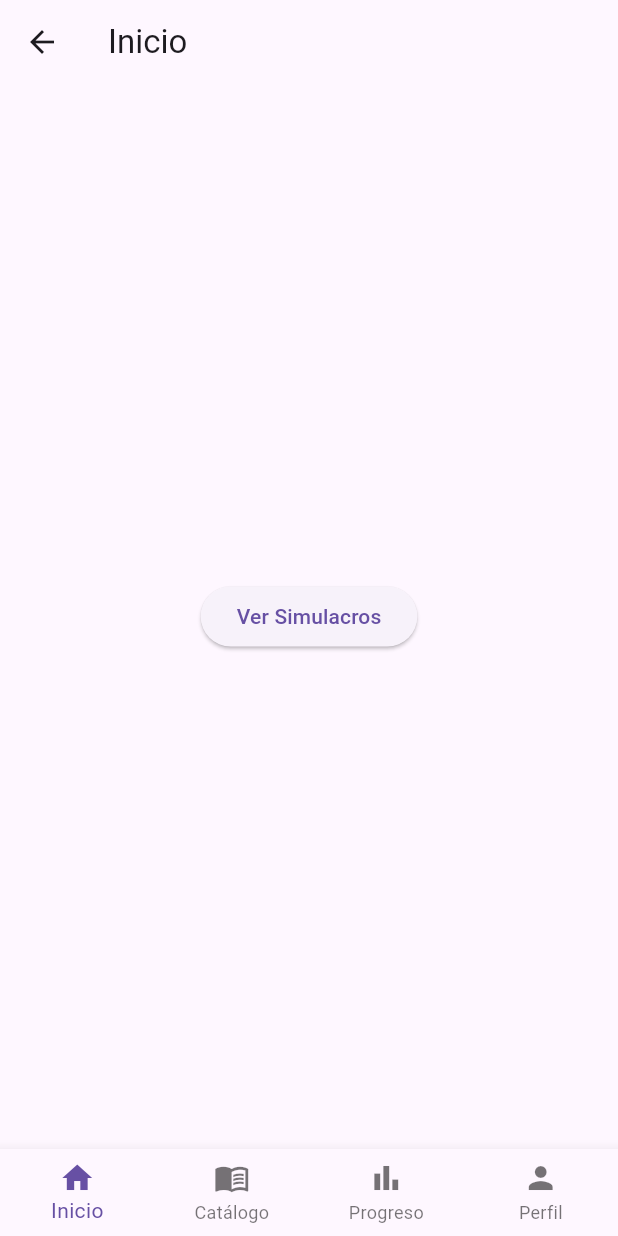
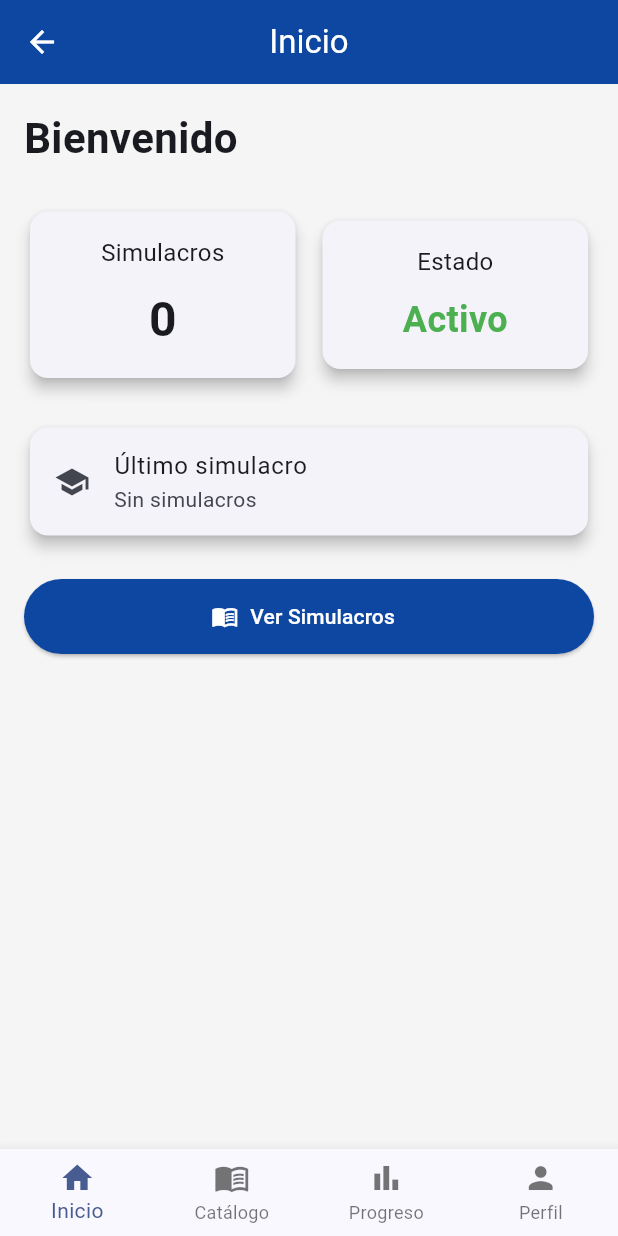
Before and after one commit to SamiIllayuq-web/amauta2, a Flutter app: the HomeScreen screen opened by its route, on a phone screen of 412 x 824 dp. Run offline on Flutter 3.47's test engine with Material 3 defaults, Android fonts, the phone set to English and light mode, and no system bars; our stand-ins replace shared_preferences; accounts and stored records are empty.

Commit message:
style , theme global y design

```diff
--- a/lib/main.dart
+++ b/lib/main.dart
@@ -9,6 +9,7 @@ import 'screens/result_screen.dart';
 import 'screens/progress_screen.dart';
 import 'screens/register_screen.dart';
 import 'screens/profile_screen.dart';
+import 'theme/app_theme.dart';
 void main() {
   runApp(const MyApp());
 }
@@ -20,6 +21,7 @@ class MyApp extends StatelessWidget {
   Widget build(BuildContext context) {
     return MaterialApp(
       debugShowCheckedModeBanner: false,
+      theme: AppTheme.lightTheme(),
       title: 'ADMISION AMAUTA',
       initialRoute: '/',
       routes: {
--- a/lib/screens/home_screen.dart
+++ b/lib/screens/home_screen.dart
@@ -1,42 +1,178 @@
 import 'package:flutter/material.dart';
-import '../widgets/bottom_nav.dart';
+
+import '../services/preferences_service.dart';
 import '../widgets/bottom_nav.dart';
 
-class HomeScreen extends StatelessWidget {
-
+class HomeScreen extends StatefulWidget {
   const HomeScreen({super.key});
 
   @override
+  State<HomeScreen> createState() => _HomeScreenState();
+}
+
+class _HomeScreenState extends State<HomeScreen> {
+  int total = 0;
+  String lastExam = "Sin simulacros";
+
+  @override
+  void initState() {
+    super.initState();
+    loadDashboard();
+  }
+
+  Future<void> loadDashboard() async {
+    final exams = await PreferencesService.totalExams();
+    final last = await PreferencesService.lastExam();
+
+    setState(() {
+      total = exams;
+      lastExam = last;
+    });
+  }
+
+  @override
   Widget build(BuildContext context) {
-
     return Scaffold(
-
-      bottomNavigationBar:
-    const BottomNav(
-      currentIndex: 0,
-),
-
       appBar: AppBar(
         title: const Text("Inicio"),
       ),
 
-      body: Center(
+      body: Padding(
+        padding: const EdgeInsets.all(16),
 
-        child: ElevatedButton(
+        child: Column(
+          crossAxisAlignment: CrossAxisAlignment.start,
 
-          onPressed: (){
+          children: [
+
+            const Text(
+              "Bienvenido",
+              style: TextStyle(
+                fontSize: 28,
+                fontWeight: FontWeight.bold,
+              ),
+            ),
+
+            const SizedBox(height: 25),
+
+            Row(
+              children: [
+
+                Expanded(
+                  child: Card(
+                    elevation: 4,
+
+                    child: Padding(
+                      padding: const EdgeInsets.all(16),
+
+                      child: Column(
+                        children: [
+
+                          const Text(
+                            "Simulacros",
+                            style: TextStyle(fontSize: 16),
+                          ),
+
+                          const SizedBox(height: 10),
+
+                          Text(
+                            "$total",
+                            style: const TextStyle(
+                              fontSize: 32,
+                              fontWeight: FontWeight.bold,
+                            ),
+                          ),
+
+                        ],
+                      ),
+                    ),
+                  ),
+                ),
+
+                const SizedBox(width: 10),
+
+                Expanded(
+                  child: Card(
+                    elevation: 4,
+
+                    child: const Padding(
+                      padding: EdgeInsets.all(16),
+
+                      child: Column(
+                        children: [
+
+                          Text(
+                            "Estado",
+                            style: TextStyle(fontSize: 16),
+                          ),
+
+                          SizedBox(height: 10),
+
+                          Text(
+                            "Activo",
+                            style: TextStyle(
+                              fontSize: 24,
+                              fontWeight: FontWeight.bold,
+                              color: Colors.green,
+                            ),
+                          ),
+
+                        ],
+                      ),
+                    ),
+                  ),
+                ),
+
+              ],
+            ),
+
+            const SizedBox(height: 25),
+
+            Card(
+              elevation: 4,
+
+              child: ListTile(
+                leading: const Icon(Icons.school),
+
+                title: const Text(
+                  "Último simulacro",
+                ),
+
+                subtitle: Text(lastExam),
+              ),
+            ),
+
+            const SizedBox(height: 25),
+
+            SizedBox(
+              width: double.infinity,
+
+              child: ElevatedButton.icon(
+
+                onPressed: () {
+
                   Navigator.pushNamed(
                     context,
                     '/catalog',
                   );
+
                 },
 
-          child: const Text(
+                icon: const Icon(Icons.menu_book),
+
+                label: const Text(
                   "Ver Simulacros",
                 ),
               ),
             ),
+
+          ],
+        ),
+      ),
+
+      bottomNavigationBar: const BottomNav(
+        currentIndex: 0,
+      ),
     );
-
   }
 }
--- /dev/null
+++ b/lib/theme/app_colors.dart
@@ -0,0 +1,12 @@
+import 'package:flutter/material.dart';
+
+class AppColors {
+  static const Color primary = Color(0xFF0D47A1);
+  static const Color secondary = Color(0xFFFFB300);
+  static const Color background = Color(0xFFF5F5F5);
+
+  static const Color success = Colors.green;
+  static const Color error = Colors.red;
+
+  static const Color card = Colors.white;
+}
--- /dev/null
+++ b/lib/theme/app_theme.dart
@@ -0,0 +1,39 @@
+import 'package:flutter/material.dart';
+
+import 'app_colors.dart';
+
+class AppTheme {
+
+  static ThemeData lightTheme() {
+
+    return ThemeData(
+
+      useMaterial3: true,
+
+      scaffoldBackgroundColor: AppColors.background,
+
+      colorScheme: ColorScheme.fromSeed(
+        seedColor: AppColors.primary,
+      ),
+
+      appBarTheme: const AppBarTheme(
+        backgroundColor: AppColors.primary,
+        foregroundColor: Colors.white,
+        centerTitle: true,
+      ),
+
+      elevatedButtonTheme: ElevatedButtonThemeData(
+
+        style: ElevatedButton.styleFrom(
+
+          backgroundColor: AppColors.primary,
+
+          foregroundColor: Colors.white,
+
+          minimumSize: const Size.fromHeight(50),
+        ),
+      ),
+
+    );
+  }
+}
```
Also changed, not shown: 2 other files. Lines whose indentation alone changed are shown as unchanged.
